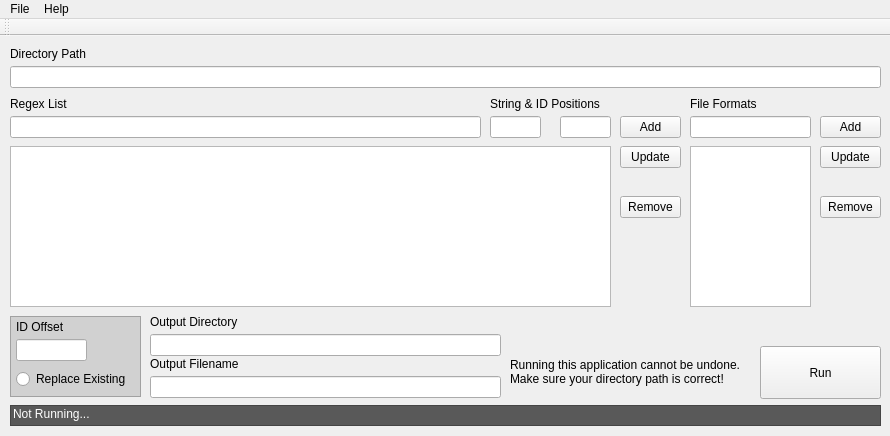
This is Etemenanki/Etemenanki.ui in MjnMixael/Etemenanki as Qt 5 draws it before an edit. The edited form follows.
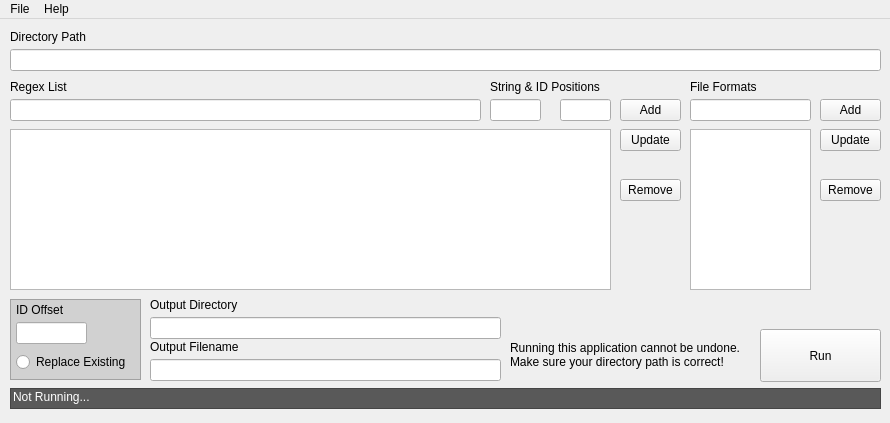
This is the edited form.

Commit message: safer closing

```diff
--- a/Etemenanki/Etemenanki.ui
+++ b/Etemenanki/Etemenanki.ui
@@ -7,7 +7,7 @@
     <x>0</x>
     <y>0</y>
     <width>890</width>
-    <height>436</height>
+    <height>423</height>
    </rect>
   </property>
   <property name="sizePolicy">
@@ -752,14 +752,6 @@
    <addaction name="menuFile"/>
    <addaction name="menuAbout"/>
   </widget>
-  <widget class="QToolBar" name="mainToolBar">
-   <attribute name="toolBarArea">
-    <enum>TopToolBarArea</enum>
-   </attribute>
-   <attribute name="toolBarBreak">
-    <bool>false</bool>
-   </attribute>
-  </widget>
   <action name="actionExit">
    <property name="text">
     <string>Exit</string>
```
The commit also changes 2 other files.
